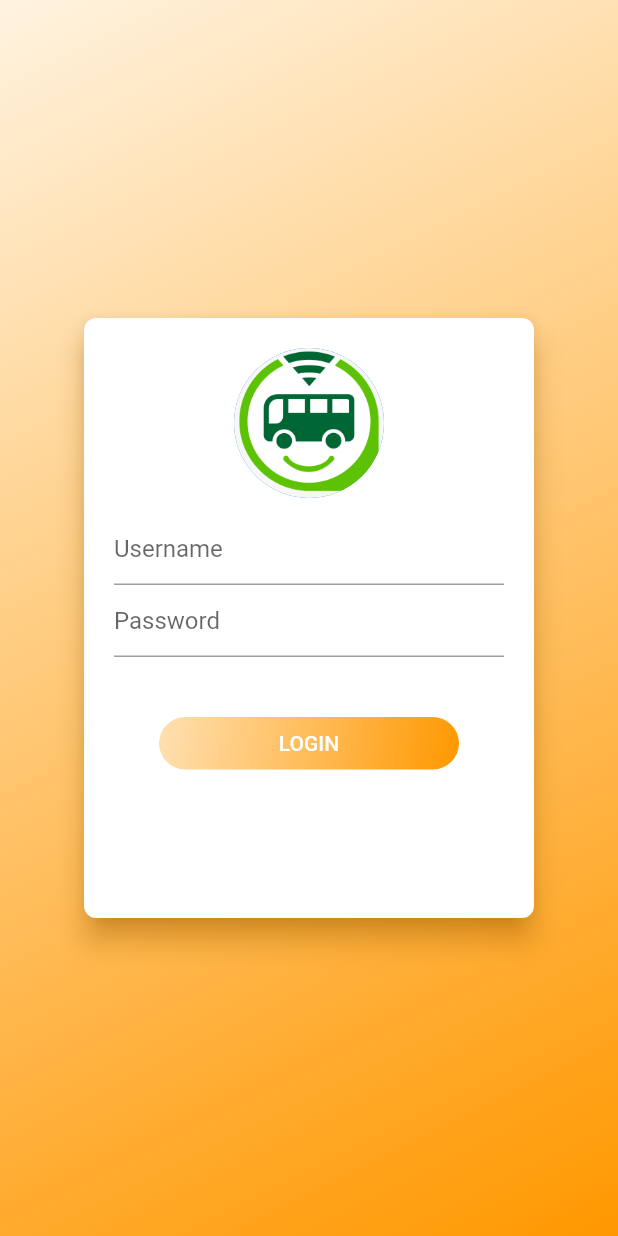
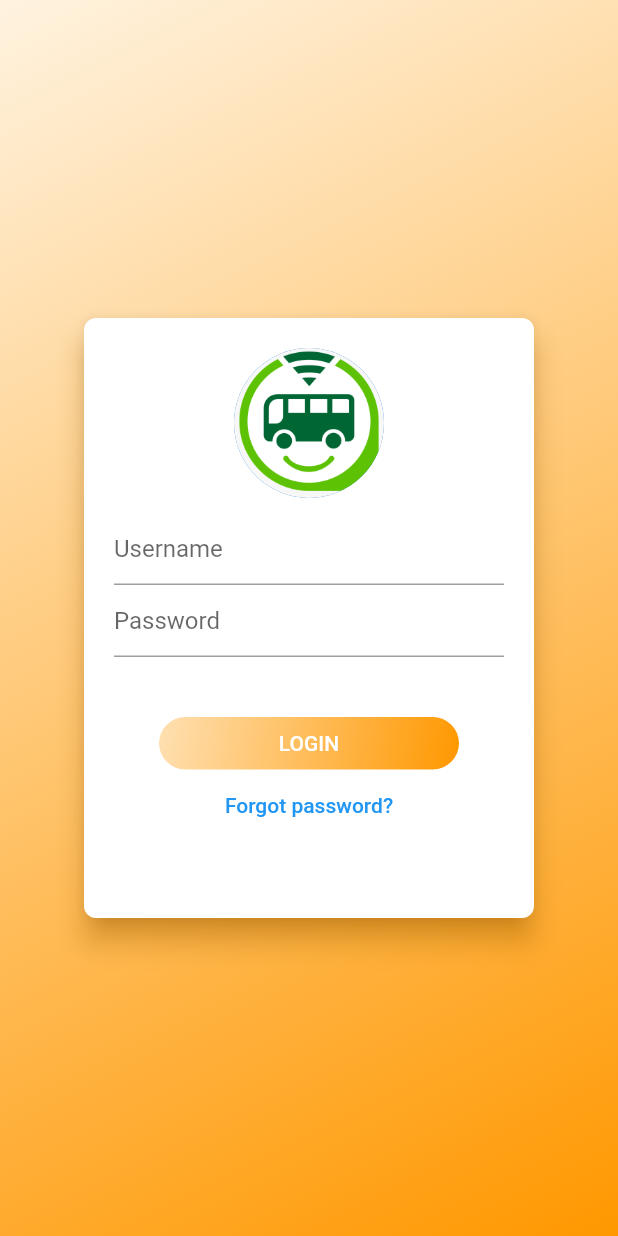
Before and after one commit to vishakhmk-del/pompomTracker, a Flutter app: the screen it shows after launch, on a phone screen of 412 x 824 dp. Run offline on Flutter 3.47's test engine with Material 3 defaults, Android fonts, the phone set to English and light mode, and no system bars; our stand-ins replace animated_splash_screen, lottie, page_transition.

Commit message:
forgot paswd

```diff
--- a/pompomtracker/lib/screens/login/screenLogin.dart
+++ b/pompomtracker/lib/screens/login/screenLogin.dart
@@ -70,7 +70,14 @@ class ScreenLogin extends StatelessWidget {
                           style: TextStyle(color: Colors.white),
                         ),
                       ),
-                    )
+                    ),
+                    TextButton(
+                      onPressed: () {},
+                      child: Text('Forgot password?'),
+                      style: TextButton.styleFrom(
+                        foregroundColor: Colors.blue,
+                      ),
+                    ),
                   ],
                 ),
               ),
```
